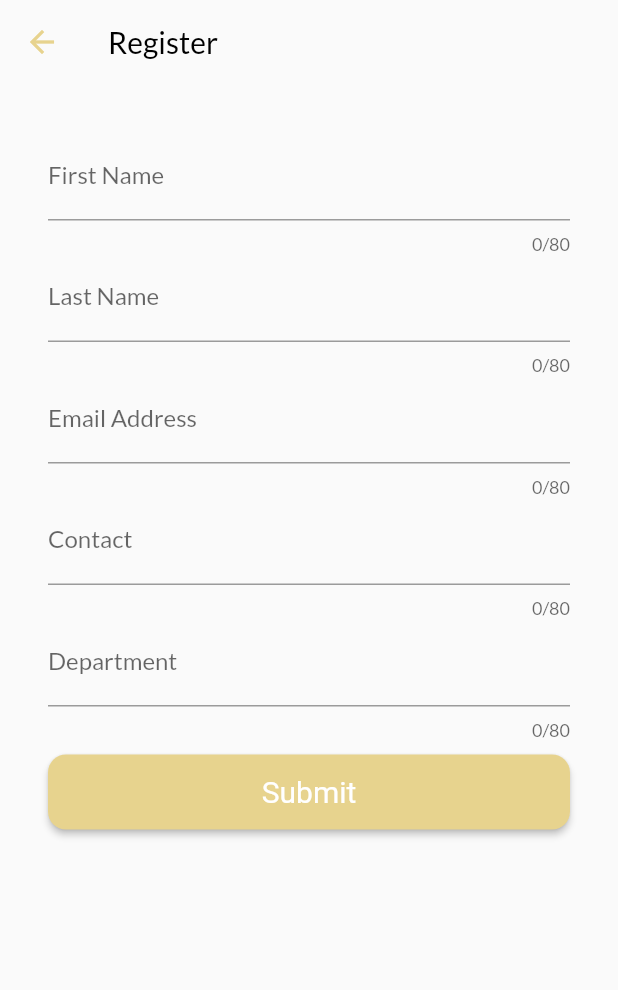
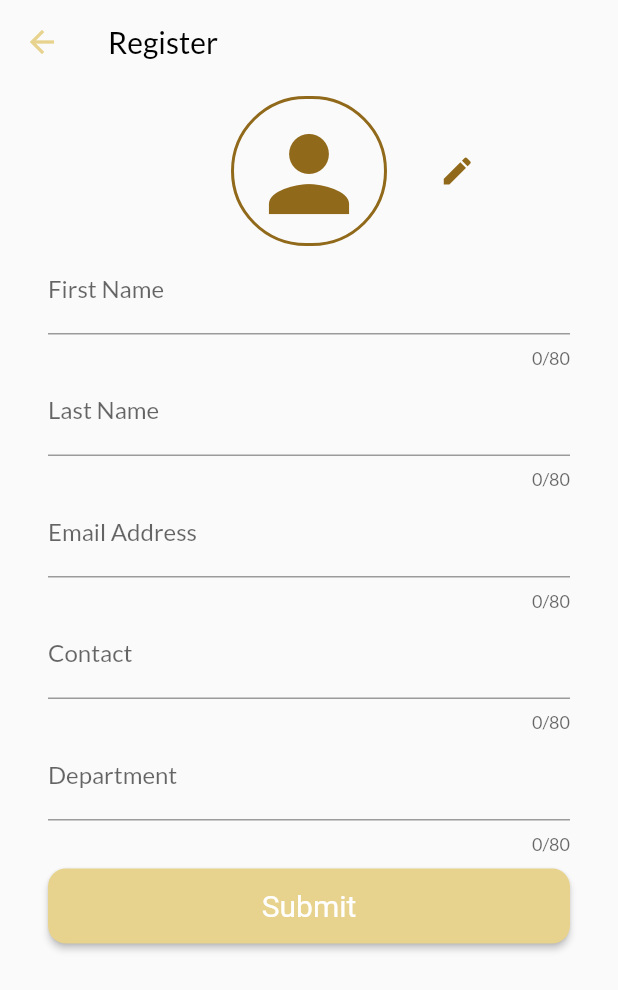
Before and after one commit to chetan882777/export-improt, a Flutter app: the RegisterScreen screen opened by its route, on a phone screen of 412 x 824 dp. Shown: the top 990 px of the screen. Run offline on Flutter 3.47's test engine with Material 2 defaults, Android fonts, the phone set to English and light mode, and no system bars; our stand-ins replace dio, flutter_form_builder, flutter_spinkit, fluttertoast, pin_code_fields and 1 more; missing offline and left inert: dart:ffi; accounts and stored records are empty.

Commit message:
add client and register screen ui additions

```diff
--- a/lib/modules/addClient/AddClientViewModel.dart
+++ b/lib/modules/addClient/AddClientViewModel.dart
@@ -5,4 +5,6 @@ class AddClientViewModel extends BaseViewModel {
 
   AddClientViewModel(BuildContext context) : super(context);
 
+  void submit() async {}
+
 }
--- a/lib/modules/register/RegisterScreen.dart
+++ b/lib/modules/register/RegisterScreen.dart
@@ -10,7 +10,8 @@ import 'package:provider/provider.dart';
 class RegisterScreen extends StatelessWidget {
   static final String ROUTE_NAME = "/register";
 
-  final GlobalKey<FormBuilderState> dynamicFormKey = GlobalKey<FormBuilderState>();
+  final GlobalKey<FormBuilderState> dynamicFormKey =
+      GlobalKey<FormBuilderState>();
   final Map<String, TextEditingController> mapper = Map();
 
   void saveVariable(String variable, String data) {
@@ -45,12 +46,51 @@ class RegisterScreen extends StatelessWidget {
         body: Stack(
           children: [
             Padding(
-              padding: EdgeInsets.all(32),
+              padding: EdgeInsets.only(left: 32, right: 32, top: 8),
+              child: SingleChildScrollView(
                 child: Column(
                   mainAxisSize: MainAxisSize.min,
                   mainAxisAlignment: MainAxisAlignment.center,
                   crossAxisAlignment: CrossAxisAlignment.center,
                   children: <Widget>[
+                    SizedBox(
+                        height: 100,
+                        width: double.infinity,
+                        child: Stack(
+                          children: [
+                            Align(
+                                child: Container(
+                              height: 100,
+                              decoration: BoxDecoration(
+                                  borderRadius: BorderRadius.circular(100),
+                                  border: Border.all(
+                                      width: 2,
+                                      color: Theme.of(context).primaryColor)),
+                              child: Padding(
+                                  padding: EdgeInsets.all(10),
+                                  child: Icon(
+                                    Icons.person,
+                                    size: 80,
+                                    color: Theme.of(context).primaryColor,
+                                  )),
+                            )),
+                            Align(
+                              child: InkWell(
+                                onTap: () {
+
+                                },
+                                child: Padding(
+                                  padding: EdgeInsets.all(10),
+                                  child: Icon(
+                                    Icons.edit,
+                                    color: Theme.of(context).primaryColor,
+                                  ),
+                                ),
+                              ),
+                              alignment: Alignment(0.65, 0.0),
+                            ),
+                          ],
+                        )),
                     matForms.matEditable(
                       variable: "first_name",
                       displayText: "First Name",
@@ -113,6 +153,7 @@ class RegisterScreen extends StatelessWidget {
                   ],
                 ),
               ),
+            ),
             Consumer(
               builder: (context, RegisterViewModel model, child) =>
                   MATUtils.showLoader(
```
Also changed, not shown: lib/modules/addClient/AddClient.dart (+28 -5 lines). Lines whose indentation alone changed are shown as unchanged.
